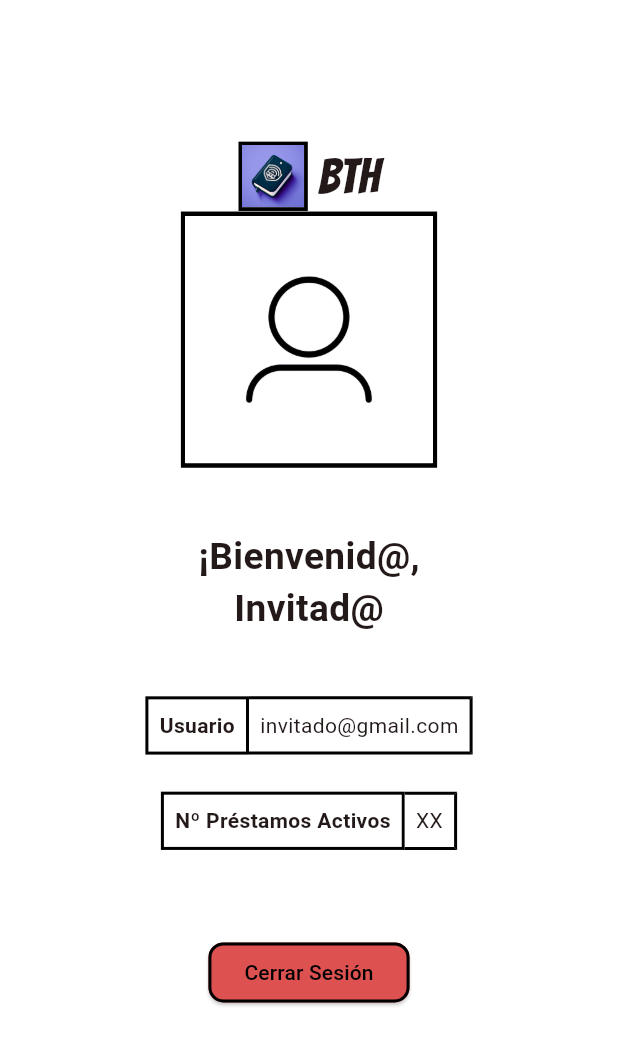
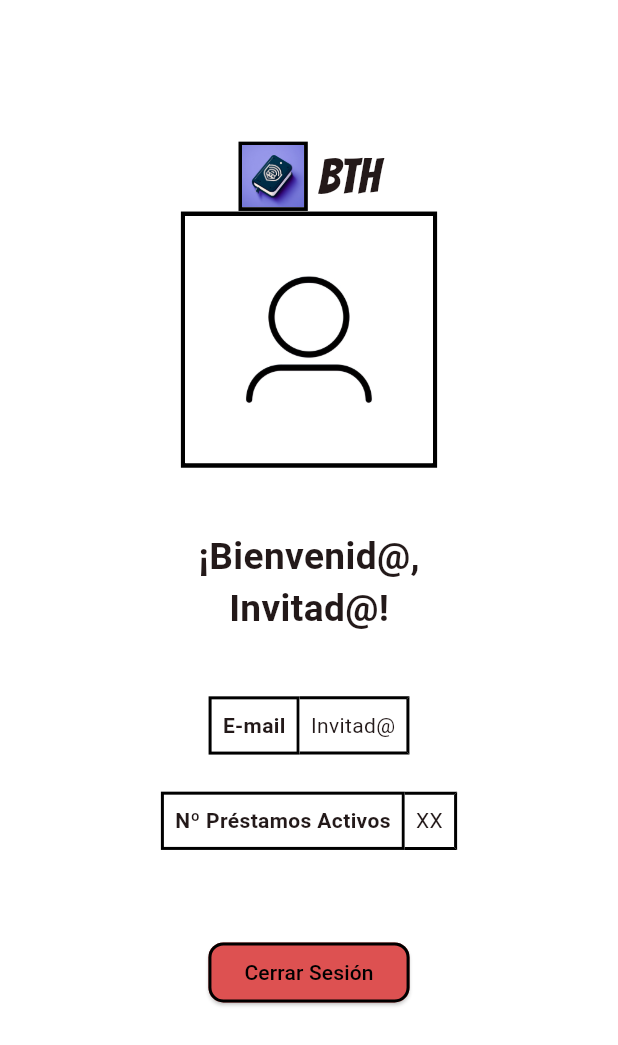
Before and after one commit to BiblioTechHub/biblio_tech_hub, a Flutter app: the ProfileView screen opened directly, on a phone screen of 412 x 824 dp. Shown: the top 1045 px of the screen. Run offline on Flutter 3.47's test engine with Material 2 defaults, Android fonts, the phone set to English and light mode, and no system bars; our stand-ins replace equatable, firebase_auth, firebase_core, flutter_bloc, go_router, google_sign_in; accounts and stored records are empty.

Commit message:
chore(profile_view): add exclamation sign to welcome message

```diff
--- a/lib/presentation/views/profile_view.dart
+++ b/lib/presentation/views/profile_view.dart
@@ -12,6 +12,7 @@ class ProfileView extends StatelessWidget {
   Widget build(BuildContext context) {
 
     final User? user = context.watch<UserCubit>().state.user;
+    final userName = user?.displayName ?? 'Invitad@';
     final size = MediaQuery.of(context).size;
 
     return Scaffold(
@@ -28,7 +29,7 @@ class ProfileView extends StatelessWidget {
 
             Text('¡Bienvenid@,', style: _textStyle(size)),
             Text(
-              user?.displayName ?? 'Invitad@',
+              '$userName!',
               style: _textStyle(size)
             ),
             SizedBox(height: size.height * 0.05),
@@ -117,7 +118,7 @@ class _Email extends StatelessWidget {
         Container(
           padding: EdgeInsets.all(size.height * 0.009),
           decoration: BoxDecoration(border: Border.all(width: 2), color: Colors.white),
-          child: const Text('Usuario', style: TextStyle(fontWeight: FontWeight.bold)),
+          child: const Text('E-mail', style: TextStyle(fontWeight: FontWeight.bold)),
         ),
         Container(
           padding: EdgeInsets.all(size.height * 0.009),
@@ -129,7 +130,7 @@ class _Email extends StatelessWidget {
             ),
             color: Colors.white
           ),
-          child: Text(user?.email ?? 'invitado@gmail.com'),
+          child: Text(user?.email ?? 'Invitad@'),
         )
       ],
     );
```
